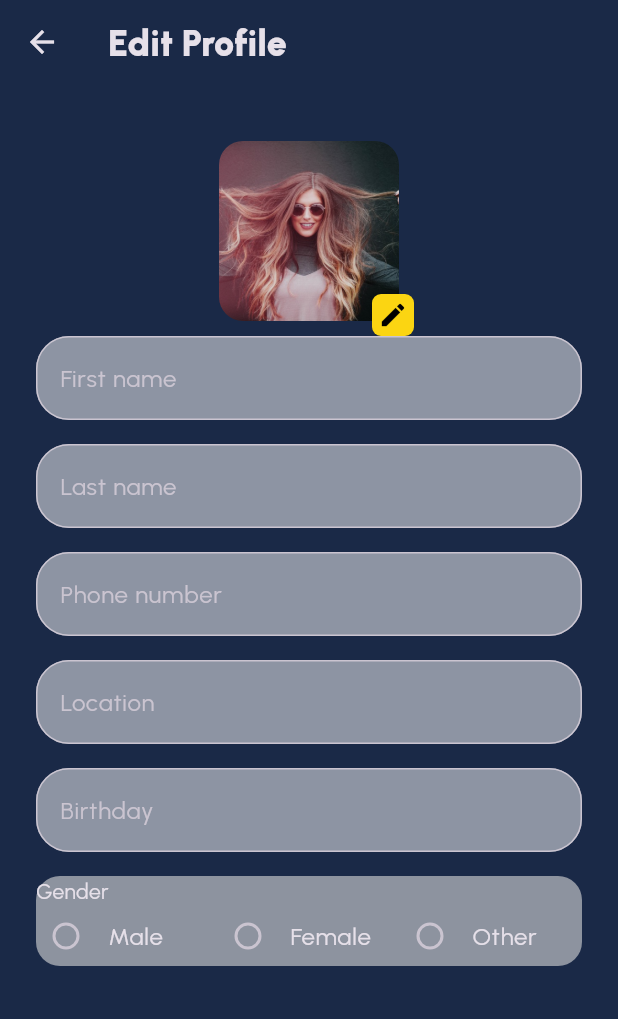
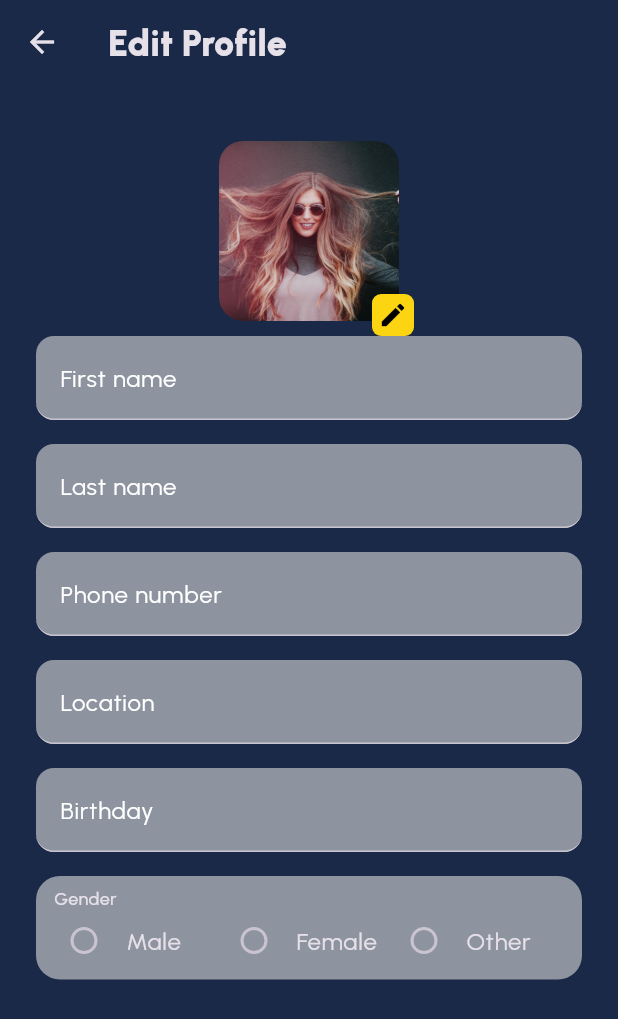
Before and after one commit to KHALEDKHLYAN/Flutter_Messaging-App, a Flutter app: the EditProfilePage screen opened by its route, on a phone screen of 412 x 824 dp. Shown: the top 1019 px of the screen. Run offline on Flutter 3.47's test engine with Material 3 defaults, Android fonts, the phone set to English and light mode, and no system bars; our stand-ins replace flutter_svg.

Commit message:
Edit Profile page

```diff
--- a/lib/components/app_texfiled.dart
+++ b/lib/components/app_texfiled.dart
@@ -2,22 +2,30 @@
 
 import 'package:flutter/material.dart';
 
+import '../styles/app_colors.dart';
+
 class AppTextField extends StatelessWidget {
   final String hint;
-  const AppTextField({super.key, required this.hint});
+  final ValueChanged<String>? onChange;
+  const AppTextField({super.key, required this.hint, this.onChange});
 
   @override
   Widget build(BuildContext context) {
     return TextField(
+      onChanged: onChange,
       decoration: InputDecoration(
         hintText: hint,
-                    border: OutlineInputBorder(
-                      borderRadius: BorderRadius.all(
-                        Radius.circular(22.0),
+        labelText: hint,
+        labelStyle: TextStyle(
+          color: Colors.white,
         ),
-                    ),
+        border: const UnderlineInputBorder(
+            borderRadius: BorderRadius.all(Radius.circular(12))),
+        focusedBorder: const UnderlineInputBorder(
+            borderSide: BorderSide(color: Colors.transparent),
+            borderRadius: BorderRadius.all(Radius.circular(12))),
         filled: true,
-                    fillColor: Colors.white.withOpacity(0.5),
+        fillColor: AppColors.fieldColor,
       ),
     );
   }
--- a/lib/pages/edit_profile_page.dart
+++ b/lib/pages/edit_profile_page.dart
@@ -2,6 +2,7 @@
 import 'package:blog_app/components/app_texfiled.dart';
 import 'package:blog_app/components/toolbar.dart';
 import 'package:blog_app/styles/app_colors.dart';
+import 'package:blog_app/styles/app_text.dart';
 import 'package:flutter/material.dart';
 import '../components/user_avatar.dart';
 import '../config/app_strings.dart';
@@ -74,6 +75,7 @@ class _EditProfilePageState extends State<EditProfilePage> {
                 height: 16,
               ),
               Container(
+                padding: EdgeInsets.symmetric(horizontal: 12, vertical: 6),
                 decoration: BoxDecoration(
                   color: AppColors.fieldColor,
                   borderRadius: BorderRadius.all(
@@ -83,7 +85,12 @@ class _EditProfilePageState extends State<EditProfilePage> {
                 child: Column(
                   crossAxisAlignment: CrossAxisAlignment.start,
                   children: [
-                    Text(AppStrings.gender),
+                    Text(
+                      AppStrings.gender,
+                      style: AppText.body1.copyWith(
+                        fontSize: 12,
+                      ),
+                    ),
                     Row(
                       children: [
                         Expanded(
```
Also changed, not shown: lib/pages/main_page.dart (+109 -34 lines). Lines whose indentation alone changed are shown as unchanged.
